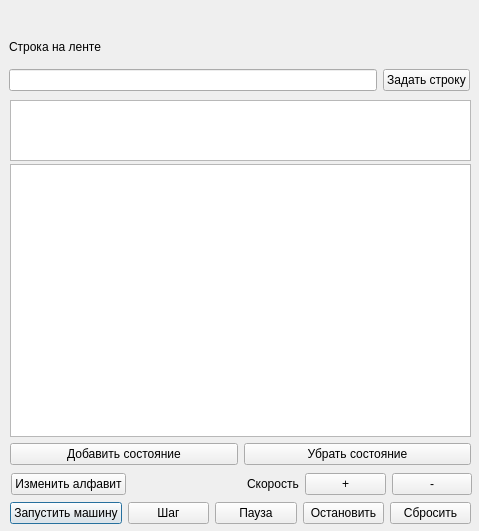
First picture: the form in simulatorwindow.ui, repository AlS0R0/TuringMachine, before the edit.
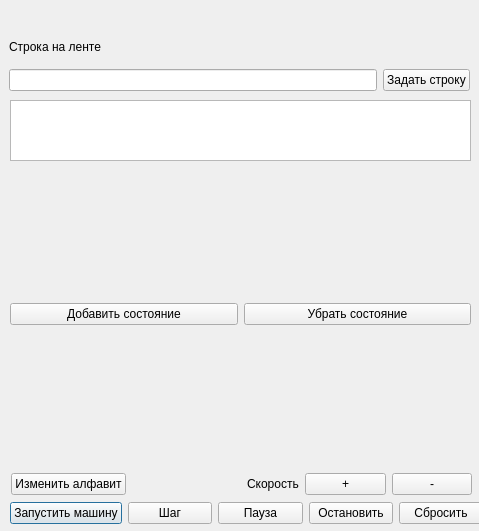
Second picture: the form after the edit.

The edit to the form file:
```diff
--- a/simulatorwindow.ui
+++ b/simulatorwindow.ui
@@ -18,7 +18,7 @@
     <rect>
      <x>10</x>
      <y>500</y>
-     <width>461</width>
+     <width>473</width>
      <height>27</height>
     </rect>
    </property>
@@ -129,23 +129,20 @@
     </rect>
    </property>
    <layout class="QGridLayout" name="gridLayout_5">
-    <item row="0" column="0" colspan="2">
-     <widget class="QTableWidget" name="TableConditions"/>
-    </item>
-    <item row="1" column="0">
-     <widget class="QPushButton" name="AddCondition">
-      <property name="text">
-       <string>Добавить состояние</string>
-      </property>
-     </widget>
-    </item>
-    <item row="1" column="1">
+    <item row="0" column="1">
      <widget class="QPushButton" name="RemoveCondition">
       <property name="text">
        <string>Убрать состояние</string>
       </property>
      </widget>
     </item>
+    <item row="0" column="0">
+     <widget class="QPushButton" name="AddCondition">
+      <property name="text">
+       <string>Добавить состояние</string>
+      </property>
+     </widget>
+    </item>
    </layout>
   </widget>
   <widget class="QGraphicsView" name="Tape">
```
